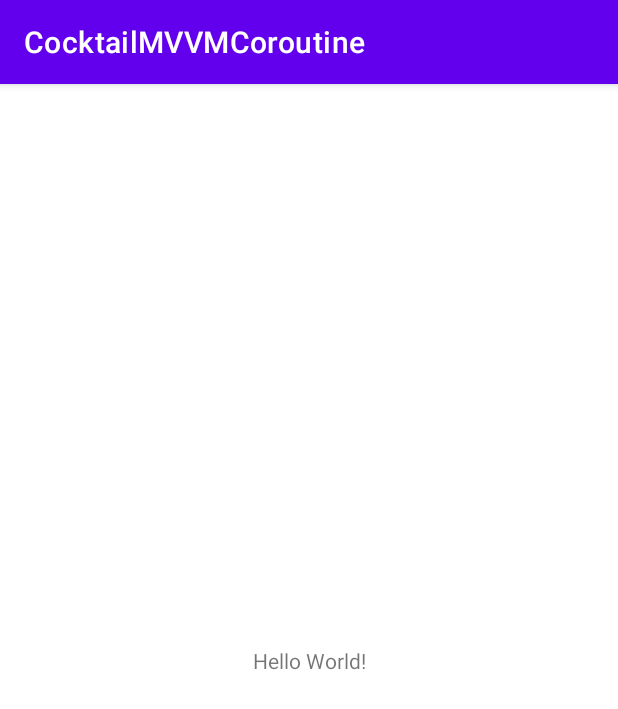
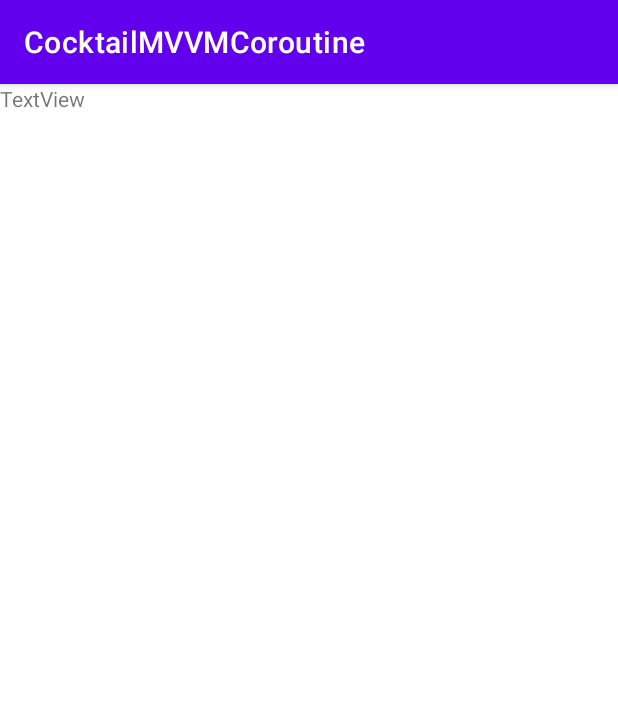
Before and after one commit to ckddlr0610/Android-MVVM-Coroutine, an Android app: the screen it shows after launch (MainActivity), on a phone screen of 412 x 824 dp. Shown: the top 709 px of the screen. Run offline under Robolectric (Android 15) with nearby library versions, the phone set to English and light mode, and no system bars.

Commit message:
Navigation Component 세팅

```diff
--- a/presentation/build.gradle
+++ b/presentation/build.gradle
@@ -38,6 +38,8 @@ dependencies {
     implementation 'androidx.appcompat:appcompat:1.3.0'
     implementation 'com.google.android.material:material:1.4.0'
     implementation 'androidx.constraintlayout:constraintlayout:2.0.4'
+    implementation 'androidx.navigation:navigation-fragment-ktx:2.3.5'
+    implementation 'androidx.navigation:navigation-ui-ktx:2.3.5'
     testImplementation 'junit:junit:4.+'
     androidTestImplementation 'androidx.test.ext:junit:1.1.3'
     androidTestImplementation 'androidx.test.espresso:espresso-core:3.4.0'
--- /dev/null
+++ b/presentation/src/main/java/com/example/cocktailmvvmcoroutine/ui/home/HomeFragment.kt
@@ -0,0 +1,7 @@
+package com.example.cocktailmvvmcoroutine.ui.home
+
+import androidx.fragment.app.Fragment
+import com.example.cocktailmvvmcoroutine.R
+
+class HomeFragment : Fragment(R.layout.fragment_home) {
+}
--- a/presentation/src/main/res/layout/activity_main.xml
+++ b/presentation/src/main/res/layout/activity_main.xml
@@ -6,13 +6,12 @@
     android:layout_height="match_parent"
     tools:context=".MainActivity">
 
-    <TextView
-        android:layout_width="wrap_content"
-        android:layout_height="wrap_content"
-        android:text="Hello World!"
-        app:layout_constraintBottom_toBottomOf="parent"
-        app:layout_constraintLeft_toLeftOf="parent"
-        app:layout_constraintRight_toRightOf="parent"
-        app:layout_constraintTop_toTopOf="parent" />
+    <androidx.fragment.app.FragmentContainerView
+        android:id="@+id/nav_host"
+        android:name="androidx.navigation.fragment.NavHostFragment"
+        android:layout_width="match_parent"
+        android:layout_height="match_parent"
+        app:defaultNavHost="true"
+        app:navGraph="@navigation/nav_graph" />
 
 </androidx.constraintlayout.widget.ConstraintLayout>
--- /dev/null
+++ b/presentation/src/main/res/layout/fragment_home.xml
@@ -0,0 +1,14 @@
+<?xml version="1.0" encoding="utf-8"?>
+<androidx.constraintlayout.widget.ConstraintLayout xmlns:android="http://schemas.android.com/apk/res/android"
+    xmlns:tools="http://schemas.android.com/tools"
+    android:layout_width="match_parent"
+    android:layout_height="match_parent">
+
+    <TextView
+        android:id="@+id/textView"
+        android:layout_width="wrap_content"
+        android:layout_height="wrap_content"
+        android:text="TextView"
+        tools:layout_editor_absoluteX="176dp"
+        tools:layout_editor_absoluteY="356dp" />
+</androidx.constraintlayout.widget.ConstraintLayout>
--- /dev/null
+++ b/presentation/src/main/res/navigation/nav_graph.xml
@@ -0,0 +1,12 @@
+<?xml version="1.0" encoding="utf-8"?>
+<navigation xmlns:android="http://schemas.android.com/apk/res/android"
+    xmlns:app="http://schemas.android.com/apk/res-auto"
+    xmlns:tools="http://schemas.android.com/tools"
+    android:id="@+id/nav_graph"
+    app:startDestination="@id/homeFragment">
+
+    <fragment
+        android:id="@+id/homeFragment"
+        android:name="com.example.cocktailmvvmcoroutine.ui.home.HomeFragment"
+        android:label="HomeFragment" />
+</navigation>
```
Also changed, not shown: build.gradle (line endings or trailing spaces).
